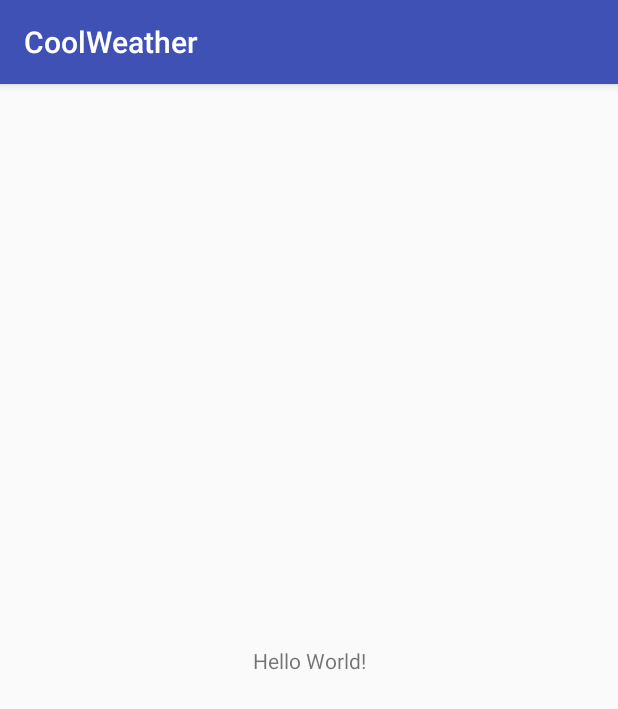
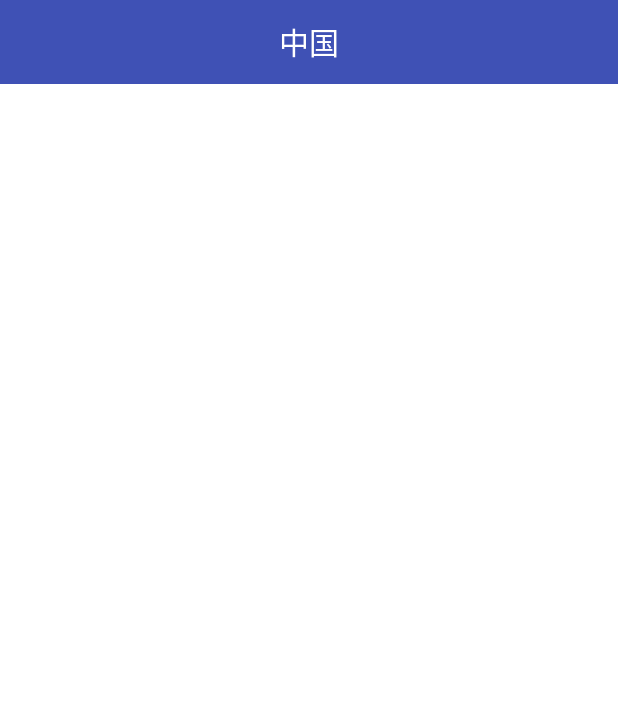
Before and after one commit to LLLLLS/coolweather, an Android app: the screen it shows after launch (MainActivity), on a phone screen of 412 x 824 dp. Shown: the top 709 px of the screen. Run offline under Robolectric (Android 15) with nearby library versions, the phone set to English and light mode, and no system bars; libraries missing offline, so code that uses them is left out: org.litepal.crud; 2 statements that could not run were skipped.

Commit message:
完成遍历省市县三级列表的功能

```diff
--- a/app/build.gradle
+++ b/app/build.gradle
@@ -31,8 +31,8 @@ dependencies {
     compile 'com.android.support:appcompat-v7:26.+'
     compile 'com.android.support.constraint:constraint-layout:1.0.2'
     testCompile 'junit:junit:4.12'
-    compile 'com.squareup.okhttp:okhttp:2.0.0'
     compile 'org.litepal.android:core:1.6.0'
     compile 'com.github.bumptech.glide:glide:4.3.1'
     compile 'com.google.code.gson:gson:2.7'
+    compile 'com.squareup.okhttp3:okhttp:3.9.1'
 }
--- a/app/src/main/AndroidManifest.xml
+++ b/app/src/main/AndroidManifest.xml
@@ -1,6 +1,8 @@
 <?xml version="1.0" encoding="utf-8"?>
 <manifest xmlns:android="http://schemas.android.com/apk/res/android"
           package="com.coolweather.android">
+
+    <uses-permission android:name="android.permission.INTERNET" />
 
     <application
         android:name="org.litepal.LitePalApplication"
--- /dev/null
+++ b/app/src/main/java/com/coolweather/android/ChooseAreaFragment.java
@@ -0,0 +1,214 @@
+package com.coolweather.android;
+
+import android.app.ProgressDialog;
+import android.os.Bundle;
+import android.support.annotation.Nullable;
+import android.support.v4.app.Fragment;
+import android.view.LayoutInflater;
+import android.view.View;
+import android.view.ViewGroup;
+import android.widget.AdapterView;
+import android.widget.ArrayAdapter;
+import android.widget.Button;
+import android.widget.ListView;
+import android.widget.TextView;
+import android.widget.Toast;
+
+import com.coolweather.android.dp.City;
+import com.coolweather.android.dp.County;
+import com.coolweather.android.dp.Province;
+import com.coolweather.android.util.HttpUtil;
+import com.coolweather.android.util.Utility;
+
+import org.litepal.crud.DataSupport;
+
+import java.io.IOException;
+import java.util.ArrayList;
+import java.util.List;
+
+import okhttp3.Call;
+import okhttp3.Callback;
+import okhttp3.Response;
+
+/**
+ * Created by LLS on 2017/12/2.
+ */
+
+public class ChooseAreaFragment extends Fragment {
+
+    public static final int LEVEL_PROVINCE = 0;
+    public static final int LEVEL_CITY = 1;
+    public static final int LEVEL_COUNTY = 2;
+
+    private ProgressDialog progressDialog;
+    private TextView titleText;
+    private Button backButton;
+    private ListView listView;
+
+    private ArrayAdapter<String> adapter;
+    private List<String> dataList = new ArrayList<>();
+
+    private List<Province> provinceList;
+    private List<City> cityList;
+    private List<County> countyList;
+
+    private Province selectedProvince;
+    private City selectedCity;
+    private int currentLevel;
+
+    @Nullable
+    @Override
+    public View onCreateView(LayoutInflater inflater, @Nullable ViewGroup container, @Nullable Bundle savedInstanceState) {
+        View view = inflater.inflate(R.layout.choose_area, container, false);
+        titleText = (TextView) view.findViewById(R.id.title_text);
+        backButton = (Button) view.findViewById(R.id.back_button);
+        listView = (ListView) view.findViewById(R.id.list_view);
+        adapter = new ArrayAdapter<>(getContext(), android.R.layout.simple_list_item_1, dataList);
+        listView.setAdapter(adapter);
+        return view;
+    }
+
+    @Override
+    public void onActivityCreated(@Nullable Bundle savedInstanceState) {
+        super.onActivityCreated(savedInstanceState);
+        listView.setOnItemClickListener(new AdapterView.OnItemClickListener() {
+            @Override
+            public void onItemClick(AdapterView<?> parent, View view, int position, long id) {
+                if (currentLevel == LEVEL_PROVINCE) {
+                    selectedProvince = provinceList.get(position);
+                    queryCities();
+                }else if (currentLevel==LEVEL_CITY){
+                    selectedCity=cityList.get(position);
+                    queryCounties();
+                }
+            }
+        });
+        backButton.setOnClickListener(new View.OnClickListener() {
+            @Override
+            public void onClick(View v) {
+                if(currentLevel==LEVEL_COUNTY){
+                    queryCities();
+                }else if (currentLevel==LEVEL_CITY){
+                    queryProvince();
+                }
+            }
+        });
+        queryProvince();
+    }
+
+    private void queryProvince() {
+        titleText.setText("中国");
+        backButton.setVisibility(View.GONE);
+        provinceList = DataSupport.findAll(Province.class);
+        if (provinceList.size() > 0) {
+            dataList.clear();
+            for (Province province : provinceList) {
+                dataList.add(province.getProvinceName());
+            }
+            adapter.notifyDataSetChanged();
+            listView.setSelection(0);
+            currentLevel = LEVEL_PROVINCE;
+        } else {
+            String address = "http://guolin.tech/api/china";
+            queryFromServer(address,"province");
+        }
+    }
+
+    private void queryCities() {
+        titleText.setText(selectedProvince.getProvinceName());
+        backButton.setVisibility(View.VISIBLE);
+        cityList = DataSupport.where("provinceid = ?", String.valueOf(selectedProvince.getId())).find(City.class);
+        if (cityList.size() > 0) {
+            dataList.clear();
+            for (City city : cityList) {
+                dataList.add(city.getCityName());
+            }
+            adapter.notifyDataSetChanged();
+            listView.setSelection(0);
+            currentLevel = LEVEL_CITY;
+        } else {
+            int provinceCode = selectedProvince.getProvinceCode();
+            String address = "http://guolin.tech/api/china/"+provinceCode;
+            queryFromServer(address,"city");
+        }
+    }
+
+    private void queryCounties() {
+        titleText.setText(selectedCity.getCityName());
+        backButton.setVisibility(View.VISIBLE);
+        countyList = DataSupport.where("cityid = ?", String.valueOf(selectedCity.getId())).find(County.class);
+        if (countyList.size() > 0) {
+            dataList.clear();
+            for (County county : countyList) {
+                dataList.add(county.getCountyName());
+            }
+            adapter.notifyDataSetChanged();
+            listView.setSelection(0);
+            currentLevel = LEVEL_COUNTY;
+        } else {
+            int provinceCode = selectedProvince.getProvinceCode();
+            int cityCode=selectedCity.getCityCode();
+            String address = "http://guolin.tech/api/china/"+provinceCode+"/"+cityCode;
+            queryFromServer(address,"county");
+        }
+    }
+
+    private void queryFromServer(String address,final String type){
+        showProgressDialog();
+        HttpUtil.sendOkHttpRequest(address, new Callback() {
+            @Override
+            public void onFailure(Call call, IOException e) {
+                getActivity().runOnUiThread(new Runnable() {
+                    @Override
+                    public void run() {
+                        closeProgressDialog();
+                        Toast.makeText(getContext(),"加载失败",Toast.LENGTH_SHORT).show();
+                    }
+                });
+            }
+
+            @Override
+            public void onResponse(Call call, Response response) throws IOException {
+                String responseText = response.body().string();
+                boolean result = false;
+                if ("province".equals(type)) {
+                    result = Utility.handleProvinceResponse(responseText);
+                } else if ("city".equals(type)) {
+                    result = Utility.handleCityResponse(responseText, selectedProvince.getId());
+                } else if ("county".equals(type)) {
+                    result = Utility.handleCountyResponse(responseText, selectedCity.getId());
+                }
+                if (result) {
+                    getActivity().runOnUiThread(new Runnable() {
+                        @Override
+                        public void run() {
+                            closeProgressDialog();
+                            if ("province".equals(type)) {
+                                queryProvince();
+                            } else if ("city".equals(type)) {
+                                queryCities();
+                            } else if ("county".equals(type)) {
+                                queryCounties();
+                            }
+                        }
+                    });
+                }
+            }
+        });
+    }
+
+    private void showProgressDialog(){
+        if(progressDialog==null){
+            progressDialog=new ProgressDialog((getActivity()));
+            progressDialog.setMessage("正在加载...");
+            progressDialog.setCanceledOnTouchOutside(false);
+        }
+        progressDialog.show();
+    }
+
+    private void closeProgressDialog(){
+        if(progressDialog!=null){
+            progressDialog.dismiss();
+        }
+    }
+}
--- a/app/src/main/java/com/coolweather/android/dp/County.java
+++ b/app/src/main/java/com/coolweather/android/dp/County.java
@@ -6,7 +6,7 @@ import org.litepal.crud.DataSupport;
  * Created by LLS on 2017/12/1.
  */
 
-public class County extends DataSupport{
+public class County extends DataSupport {
 
     private int id;
     private String countyName;
--- /dev/null
+++ b/app/src/main/java/com/coolweather/android/util/HttpUtil.java
@@ -0,0 +1,18 @@
+package com.coolweather.android.util;
+
+import okhttp3.OkHttpClient;
+import okhttp3.Request;
+
+/**
+ * Created by LLS on 2017/12/2.
+ */
+
+public class HttpUtil {
+
+    public static void sendOkHttpRequest(String address, okhttp3.Callback callback) {
+        OkHttpClient client = new OkHttpClient();
+        Request request = new Request.Builder().url(address).build();
+        client.newCall(request).enqueue(callback);
+    }
+
+}
--- a/app/src/main/res/layout/activity_main.xml
+++ b/app/src/main/res/layout/activity_main.xml
@@ -1,19 +1,13 @@
 <?xml version="1.0" encoding="utf-8"?>
-<android.support.constraint.ConstraintLayout
+<FrameLayout
     xmlns:android="http://schemas.android.com/apk/res/android"
-    xmlns:app="http://schemas.android.com/apk/res-auto"
-    xmlns:tools="http://schemas.android.com/tools"
     android:layout_width="match_parent"
-    android:layout_height="match_parent"
-    tools:context="com.coolweather.android.MainActivity">
+    android:layout_height="match_parent">
 
-    <TextView
-        android:layout_width="wrap_content"
-        android:layout_height="wrap_content"
-        android:text="Hello World!"
-        app:layout_constraintBottom_toBottomOf="parent"
-        app:layout_constraintLeft_toLeftOf="parent"
-        app:layout_constraintRight_toRightOf="parent"
-        app:layout_constraintTop_toTopOf="parent"/>
+    <fragment
+        android:id="@+id/choose_area_fragment"
+        android:name="com.coolweather.android.ChooseAreaFragment"
+        android:layout_width="match_parent"
+        android:layout_height="match_parent" />
 
-</android.support.constraint.ConstraintLayout>
+</FrameLayout>
--- /dev/null
+++ b/app/src/main/res/layout/choose_area.xml
@@ -0,0 +1,38 @@
+<?xml version="1.0" encoding="utf-8"?>
+<LinearLayout
+    xmlns:android="http://schemas.android.com/apk/res/android"
+    android:orientation="vertical"
+    android:layout_width="match_parent"
+    android:layout_height="match_parent"
+    android:background="#fff">
+
+    <RelativeLayout
+        android:layout_width="match_parent"
+        android:layout_height="?attr/actionBarSize"
+        android:background="?attr/colorPrimary">
+
+        <TextView
+            android:id="@+id/title_text"
+            android:layout_width="wrap_content"
+            android:layout_height="wrap_content"
+            android:layout_centerInParent="true"
+            android:textColor="#fff"
+            android:textSize="20sp"/>
+
+        <Button
+            android:id="@+id/back_button"
+            android:layout_width="25dp"
+            android:layout_height="25dp"
+            android:layout_marginLeft="10dp"
+            android:layout_alignParentLeft="true"
+            android:layout_centerVertical="true"
+            android:background="@drawable/ic_back" />
+
+    </RelativeLayout>
+
+    <ListView
+        android:id="@+id/list_view"
+        android:layout_width="match_parent"
+        android:layout_height="match_parent"/>
+
+</LinearLayout>
--- a/app/src/main/res/values/styles.xml
+++ b/app/src/main/res/values/styles.xml
@@ -1,7 +1,7 @@
 <resources>
 
     <!-- Base application theme. -->
-    <style name="AppTheme" parent="Theme.AppCompat.Light.DarkActionBar">
+    <style name="AppTheme" parent="Theme.AppCompat.Light.NoActionBar">
         <!-- Customize your theme here. -->
         <item name="colorPrimary">@color/colorPrimary</item>
         <item name="colorPrimaryDark">@color/colorPrimaryDark</item>
```
Also changed, not shown: app/src/main/java/com/coolweather/android/dp/City.java (+13 -13 lines), app/src/main/java/com/coolweather/android/dp/Province.java (+10 -10 lines), app/src/main/java/com/coolweather/android/util/Utility.java (added, +77 -0 lines), app/src/main/res/drawable/ic_back.png (added), app/src/main/res/mipmap-hdpi/ic_back.png (added), app/src/main/res/mipmap-mdpi/ic_back.png (added), app/src/main/res/mipmap-xhdpi/ic_back.png (added), app/src/main/res/mipmap-xxhdpi/ic_back.png (added), app/src/main/res/mipmap-xxxhdpi/ic_back.png (added).
